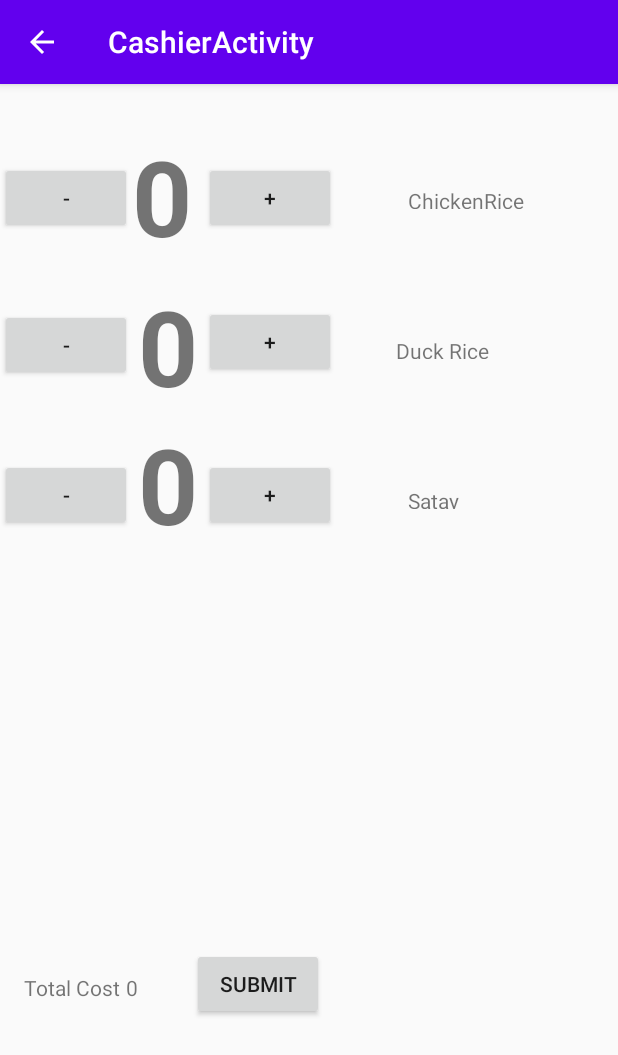
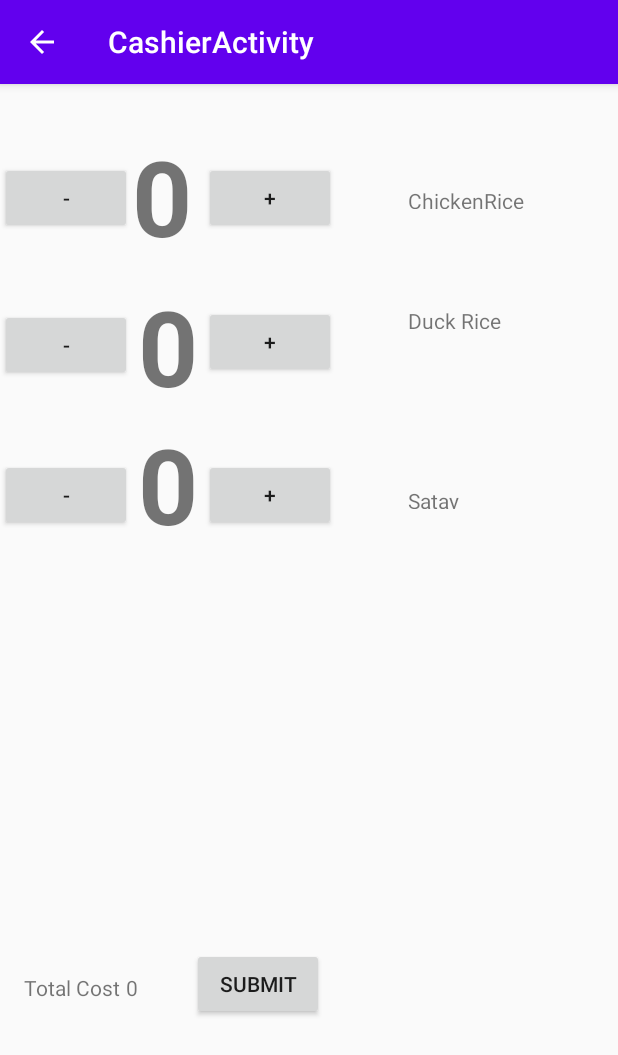
Before and after one commit to YingjieQiao/kue, an Android app: the CashierActivity screen opened directly, with no data from a screen before it, after a tap on "SUBMIT", on a phone screen of 412 x 824 dp. Shown: the top 1055 px of the screen. Run offline under Robolectric (Android 15) with nearby library versions, the phone set to English and light mode, and no system bars; our stand-ins replace Firebase (no records; nobody signed in at launch, a user with empty details on screens opened directly).

```diff
--- a/app/src/main/java/com/example/android1/CashierActivity.java
+++ b/app/src/main/java/com/example/android1/CashierActivity.java
@@ -1,6 +1,5 @@
 package com.example.android1;
 
-import android.content.Intent;
 import android.content.SharedPreferences;
 import android.os.Bundle;
 import android.util.Log;
@@ -14,7 +13,11 @@ import androidx.appcompat.app.AppCompatActivity;
 import com.google.firebase.database.DatabaseReference;
 import com.google.firebase.database.FirebaseDatabase;
 
+import java.util.Date;
 import java.util.HashMap;
+import java.text.DateFormat;
+import java.text.SimpleDateFormat;
+import java.util.UUID;
 
 public class CashierActivity extends AppCompatActivity {
     int count=0;
@@ -41,12 +44,29 @@ public class CashierActivity extends AppCompatActivity {
         TextView sataynumber = findViewById(R.id.integer_number_3);
         TextView totalcost = findViewById(R.id.totalcostvalue);
         Button submitbutton = findViewById(R.id.submitbutton);
+        mPreferences = getSharedPreferences(sharedPrefFile, MODE_PRIVATE);
+
         submitbutton.setOnClickListener(new View.OnClickListener() {
             @Override
             public void onClick(View v) {
-                DatabaseReference restaurant_db = db.getReference("accounts");
-                Orders order=new Orders("Order " + numberoforders,chickenricenumber.getText().toString(),duckricenumber.getText().toString(),sataynumber.getText().toString(),totalcost.getText().toString());
-                restaurant_db.child("orders").push().setValue(order);
+                Log.i(TAG,"Order submitted");
+                String db_key_username = mPreferences.getString(DB_KEY_USERNAME, "ERROR");
+                DatabaseReference restaurant_db = db.getReference("accounts").child(db_key_username);//getting the path towards where to place the data
+                HashMap<String, String> foodorder = new HashMap<String,String>();
+                String receiptid = UUID.randomUUID().toString();//this will generate a random uuid for the receipt order
+                foodorder.put("ChickenRice",chickenricenumber.getText().toString());
+                foodorder.put("DuckRice",duckricenumber.getText().toString());
+                foodorder.put("Satay",sataynumber.getText().toString());
+                foodorder.put("TotalCost",totalcost.getText().toString());
+                foodorder.put("receiptorder",receiptid);
+                DateFormat df = new SimpleDateFormat("dd/MM/yy");
+                Date dateobj = new Date();
+                Order order = new Order(foodorder   , System.currentTimeMillis(), -1,
+                        df.format(dateobj), false);
+                restaurant_db.child("orders").push().setValue(foodorder);
+                Toast.makeText(CashierActivity.this,"Order " + receiptid + " has been submitted", Toast.LENGTH_SHORT).show();
+
+
             }
         });
     }
@@ -133,19 +153,4 @@ public class CashierActivity extends AppCompatActivity {
         displayInteger.setText(""+number);
     }
 
-
-/*    public void Submittodatabase(View view) {
-        TextView displayInteger=findViewById(R.id.totalcostvalue);
-        TextView displaychickenrice = findViewById(R.id.integer_number);
-        TextView displayduckrice = findViewById(R.id.integer_number_2);
-        TextView displaysatay = findViewById(R.id.integer_number_3);
-        displaychickenrice.setText(0);
-        displayduckrice.setText(0);
-        displaysatay.setText(0);
-        displayInteger.display_4(double
-        )
-//        count=0;*/
-//        count_2=0;
-//        count_3=0;
-//        total_cost=0;
 }
--- /dev/null
+++ b/app/src/main/java/com/example/android1/Order.java
@@ -0,0 +1,63 @@
+package com.example.android1;
+
+import java.util.*;
+
+public class Order {
+    HashMap<String,String> Food;
+    Long OrderTime;
+    Integer FinishTime;
+    String OrderDate;
+
+    public boolean isDisplayed() {
+        return Displayed;
+    }
+
+    public void setDisplayed(boolean displayed) {
+        Displayed = displayed;
+    }
+
+    boolean Displayed;
+
+    public Order() {}  // Needed for Firebase
+
+    public void setFood(HashMap<String, String> food) {
+        Food = food;
+    }
+
+    public void setOrderTime(Long orderTime) {
+        OrderTime = orderTime;
+    }
+
+    public void setFinishTime(Integer finishTime) {
+        FinishTime = finishTime;
+    }
+
+    public void setOrderDate(String orderDate) {
+        OrderDate = orderDate;
+    }
+
+    public HashMap<String,String> getFood() {
+        return Food;
+    }
+
+    public Long getOrderTime() {
+        return OrderTime;
+    }
+
+    public Integer getFinishTime() {
+        return FinishTime;
+    }
+
+    public String getOrderDate() {
+        return OrderDate;
+    }
+
+    public Order(HashMap<String,String> food, Long orderTime, Integer finishTime,
+                 String orderDate, boolean displayed) {
+        Food = food;
+        OrderTime = orderTime;
+        FinishTime = finishTime;
+        OrderDate = orderDate;
+        Displayed = displayed;
+    }
+}
--- a/app/src/main/java/com/example/android1/Orders.java
+++ /dev/null
@@ -1,15 +0,0 @@
-package com.example.android1;
-
-
-public class Orders {
-    String ChickenRice,DuckRice,Satay,TotalCost,ordername;//creating json for the data
-    Orders(){}
-    Orders(String Ordername,String chickenRice,String duckRice, String satay,String totalCost){
-        this.ordername=Ordername;
-        this.ChickenRice=chickenRice;
-        this.DuckRice=duckRice;
-        this.Satay=satay;
-        this.TotalCost=totalCost;
-
-    }
-}
--- a/app/src/main/res/layout/activity_cashier.xml
+++ b/app/src/main/res/layout/activity_cashier.xml
@@ -90,9 +90,9 @@
     <TextView
         android:layout_width="80dp"
         android:layout_height="15dp"
-        android:layout_marginTop="168dp"
-        android:layout_marginEnd="68dp"
-        android:layout_marginRight="68dp"
+        android:layout_marginTop="148dp"
+        android:layout_marginEnd="60dp"
+        android:layout_marginRight="60dp"
         android:text="@string/duck_rice"
         app:layout_constraintEnd_toEndOf="parent"
         app:layout_constraintTop_toTopOf="parent" />
```
